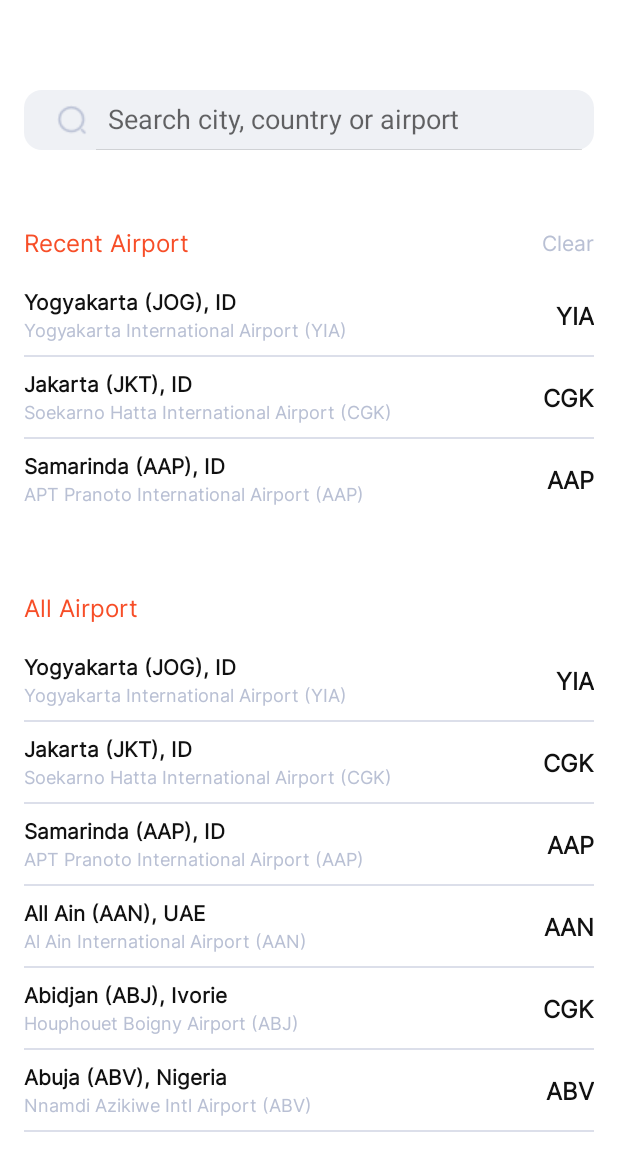
After one commit to SYNRGY-6-TEAM-5/mobile-android, an Android app: the AirportListActivity screen opened directly, with no data from a screen before it, on a phone screen of 412 x 824 dp. The commit adds this screen. Shown: the top 1171 px of the screen. Run offline under Robolectric (Android 15) with nearby library versions, the phone set to English and light mode, and no system bars.

Commit message:
feat: add airport list screen and implement search airport list

```diff
--- a/app/src/main/AndroidManifest.xml
+++ b/app/src/main/AndroidManifest.xml
@@ -15,6 +15,9 @@
         android:supportsRtl="true"
         android:theme="@style/Theme.AeroSwift"
         tools:targetApi="31">
+        <activity
+            android:name=".presentation.AirportListActivity"
+            android:exported="false" />
         <activity
             android:name=".presentation.ForgotPasswordActivity"
             android:exported="false" />
--- /dev/null
+++ b/app/src/main/java/com/synrgy/aeroswift/presentation/AirportListActivity.kt
@@ -0,0 +1,68 @@
+package com.synrgy.aeroswift.presentation
+
+import android.content.Context
+import android.content.Intent
+import android.os.Bundle
+import android.widget.SearchView
+import androidx.appcompat.app.AppCompatActivity
+import androidx.recyclerview.widget.LinearLayoutManager
+import com.synrgy.aeroswift.databinding.ActivityAirportListBinding
+import com.synrgy.aeroswift.presentation.adapter.AirportListAdapter
+import com.synrgy.domain.AirportList
+import com.synrgy.presentation.constant.AirportListConstant
+import java.util.Locale
+
+
+class AirportListActivity : AppCompatActivity() {
+    companion object {
+        fun startActivity(context: Context) {
+            context.startActivity(Intent(context, AirportListActivity::class.java))
+        }
+    }
+
+    private lateinit var binding: ActivityAirportListBinding
+
+    private val airportList = AirportListConstant.getAirportList()
+
+    private val allAirportListAdapter = AirportListAdapter()
+    private val recentAirportListAdapter = AirportListAdapter()
+
+    override fun onCreate(savedInstanceState: Bundle?) {
+        super.onCreate(savedInstanceState)
+        binding = ActivityAirportListBinding.inflate(layoutInflater)
+        val view = binding.root
+        setContentView(view)
+
+        binding.airportListRecycler.layoutManager = LinearLayoutManager(this)
+        binding.recentAirportListRecycler.layoutManager = LinearLayoutManager(this)
+
+        this.recentAirportListAdapter.submitList(AirportListConstant.getAirportList().take(3))
+        binding.recentAirportListRecycler.adapter = this.recentAirportListAdapter
+
+        this.allAirportListAdapter.submitList(airportList)
+        binding.airportListRecycler.adapter = this.allAirportListAdapter
+
+        binding.svAirportList.setOnQueryTextListener(object : SearchView.OnQueryTextListener {
+            override fun onQueryTextSubmit(query: String): Boolean {
+                return false
+            }
+
+            override fun onQueryTextChange(newText: String): Boolean {
+                handleSearchAirport(newText)
+                return false
+            }
+        });
+    }
+
+    private fun handleSearchAirport(text: String) {
+        val filteredList = ArrayList<AirportList>()
+
+        for (item in airportList) {
+            if (item.title.lowercase().contains(text.lowercase(Locale.getDefault()))) {
+                filteredList.add(item)
+            }
+        }
+
+        this.allAirportListAdapter.submitList(filteredList)
+    }
+}
--- a/app/src/main/java/com/synrgy/aeroswift/presentation/HomeActivity.kt
+++ b/app/src/main/java/com/synrgy/aeroswift/presentation/HomeActivity.kt
@@ -42,6 +42,7 @@ class HomeActivity : AppCompatActivity() {
         observeHome()
 
         binding.homeBtnLogout.setOnClickListener { authViewModel.logout() }
+        binding.homeBtnAirport.setOnClickListener { AirportListActivity.startActivity(this) }
     }
 
     private fun setupGso() {
--- /dev/null
+++ b/app/src/main/java/com/synrgy/aeroswift/presentation/adapter/AirportListAdapter.kt
@@ -0,0 +1,30 @@
+package com.synrgy.aeroswift.presentation.adapter
+
+import android.view.LayoutInflater
+import android.view.ViewGroup
+import androidx.recyclerview.widget.ListAdapter
+import com.synrgy.aeroswift.R
+import com.synrgy.aeroswift.presentation.diffutil.AirportListDiffUtil
+import com.synrgy.aeroswift.presentation.viewholder.AirportListViewHolder
+import com.synrgy.domain.AirportList
+
+
+class AirportListAdapter:
+    ListAdapter<AirportList, AirportListViewHolder>(
+        AirportListDiffUtil()
+    ) {
+
+    override fun onCreateViewHolder(parent: ViewGroup, viewType: Int): AirportListViewHolder {
+        return AirportListViewHolder(
+            LayoutInflater.from(parent.context).inflate(
+                R.layout.item_airport_list,
+                parent,
+                false
+            )
+        )
+    }
+
+    override fun onBindViewHolder(holder: AirportListViewHolder, position: Int) {
+        holder.bindData(getItem(position))
+    }
+}
--- /dev/null
+++ b/app/src/main/java/com/synrgy/aeroswift/presentation/diffutil/AirportListDiffUtil.kt
@@ -0,0 +1,14 @@
+package com.synrgy.aeroswift.presentation.diffutil
+
+import androidx.recyclerview.widget.DiffUtil
+import com.synrgy.domain.AirportList
+
+class AirportListDiffUtil: DiffUtil.ItemCallback<AirportList>() {
+    override fun areItemsTheSame(oldItem: AirportList, newItem: AirportList): Boolean {
+        return oldItem == newItem
+    }
+
+    override fun areContentsTheSame(oldItem: AirportList, newItem: AirportList): Boolean {
+        return oldItem.title == newItem.title
+    }
+}
--- /dev/null
+++ b/app/src/main/java/com/synrgy/aeroswift/presentation/viewholder/AirportListViewHolder.kt
@@ -0,0 +1,25 @@
+package com.synrgy.aeroswift.presentation.viewholder
+
+import android.view.View
+import androidx.recyclerview.widget.RecyclerView
+import com.google.android.material.textview.MaterialTextView
+import com.synrgy.aeroswift.R
+import com.synrgy.domain.AirportList
+
+class AirportListViewHolder(
+    private val itemView: View
+): RecyclerView.ViewHolder(itemView) {
+    private var title: MaterialTextView? = null
+    private var subtitle: MaterialTextView? = null
+    private var category: MaterialTextView? = null
+
+    fun bindData(data: AirportList) {
+        title = itemView.findViewById(R.id.tv1_airport_list)
+        subtitle = itemView.findViewById(R.id.tv2_airport_list)
+        category = itemView.findViewById(R.id.tv3_airport_list)
+
+        title?.text = data.title
+        subtitle?.text = data.subtitle
+        category?.text = data.category
+    }
+}
--- a/app/src/main/java/com/synrgy/aeroswift/presentation/viewmodel/MainViewModel.kt
+++ b/app/src/main/java/com/synrgy/aeroswift/presentation/viewmodel/MainViewModel.kt
@@ -27,7 +27,7 @@ class MainViewModel @Inject constructor(
     }
 
     fun setNewUser(newUser: Boolean) {
-        viewModelScope.launch(Dispatchers.Main) {
+        viewModelScope.launch(Dispatchers.IO) {
             setNewUserUseCase.invoke(newUser)
         }
     }
--- /dev/null
+++ b/app/src/main/res/layout/activity_airport_list.xml
@@ -0,0 +1,77 @@
+<?xml version="1.0" encoding="utf-8"?>
+<androidx.constraintlayout.widget.ConstraintLayout xmlns:android="http://schemas.android.com/apk/res/android"
+    xmlns:app="http://schemas.android.com/apk/res-auto"
+    xmlns:tools="http://schemas.android.com/tools"
+    android:layout_width="match_parent"
+    android:layout_height="match_parent"
+    tools:context=".presentation.AirportListActivity"
+    android:paddingHorizontal="16dp"
+    android:paddingTop="60dp"
+    android:paddingBottom="16dp">
+
+    <SearchView
+        android:id="@+id/sv_airport_list"
+        android:layout_width="match_parent"
+        android:layout_height="40dp"
+        app:layout_constraintTop_toTopOf="parent"
+        app:layout_constraintStart_toStartOf="parent"
+        android:queryHint="Search city, country or airport"
+        android:background="@drawable/shape_gray_100"
+        android:searchIcon="@drawable/ic_search"
+        android:iconifiedByDefault="false"/>
+
+    <com.google.android.material.textview.MaterialTextView
+        style="@style/Text.Regular"
+        android:id="@+id/title_recent_airport"
+        app:layout_constraintStart_toStartOf="parent"
+        app:layout_constraintTop_toBottomOf="@id/sv_airport_list"
+        android:layout_width="wrap_content"
+        android:layout_height="wrap_content"
+        android:text="Recent Airport"
+        android:layout_marginTop="40dp"
+        android:textColor="@color/primary_500"
+        android:paddingVertical="10dp"/>
+
+    <com.google.android.material.textview.MaterialTextView
+        style="@style/TextS.Regular"
+        app:layout_constraintEnd_toEndOf="parent"
+        app:layout_constraintTop_toTopOf="@id/title_recent_airport"
+        app:layout_constraintBottom_toBottomOf="@id/title_recent_airport"
+        android:layout_width="wrap_content"
+        android:layout_height="wrap_content"
+        android:text="Clear"
+        android:textColor="@color/gray_300" />
+
+    <androidx.recyclerview.widget.RecyclerView
+        android:id="@+id/recent_airport_list_recycler"
+        android:layout_width="match_parent"
+        android:layout_height="160dp"
+        app:layout_constraintStart_toStartOf="parent"
+        app:layout_constraintEnd_toEndOf="parent"
+        app:layout_constraintTop_toBottomOf="@id/title_recent_airport"
+        app:layout_constraintBottom_toTopOf="@id/title_all_airport"
+        tools:listitem="@layout/item_airport_list"/>
+
+    <com.google.android.material.textview.MaterialTextView
+        style="@style/Text.Regular"
+        android:id="@+id/title_all_airport"
+        app:layout_constraintStart_toStartOf="parent"
+        app:layout_constraintTop_toBottomOf="@id/recent_airport_list_recycler"
+        android:layout_width="wrap_content"
+        android:layout_height="wrap_content"
+        android:text="All Airport"
+        android:layout_marginTop="40dp"
+        android:textColor="@color/primary_500"
+        android:paddingVertical="10dp"/>
+
+    <androidx.recyclerview.widget.RecyclerView
+        android:id="@+id/airport_list_recycler"
+        android:layout_width="match_parent"
+        android:layout_height="0dp"
+        app:layout_constraintStart_toStartOf="parent"
+        app:layout_constraintEnd_toEndOf="parent"
+        app:layout_constraintTop_toBottomOf="@id/title_all_airport"
+        app:layout_constraintBottom_toBottomOf="parent"
+        tools:listitem="@layout/item_airport_list"/>
+
+</androidx.constraintlayout.widget.ConstraintLayout>
--- a/app/src/main/res/layout/activity_home.xml
+++ b/app/src/main/res/layout/activity_home.xml
@@ -27,9 +27,19 @@
         app:layout_constraintStart_toStartOf="parent"
         app:layout_constraintEnd_toEndOf="parent"
         app:layout_constraintTop_toBottomOf="@id/home_display_name"
-        app:layout_constraintBottom_toBottomOf="parent"
+        app:layout_constraintBottom_toTopOf="@id/home_btn_airport"
         android:layout_width="wrap_content"
         android:layout_height="wrap_content"
         android:text="logout"/>
 
+    <com.google.android.material.button.MaterialButton
+        android:id="@+id/home_btn_airport"
+        app:layout_constraintStart_toStartOf="parent"
+        app:layout_constraintEnd_toEndOf="parent"
+        app:layout_constraintTop_toBottomOf="@id/home_btn_logout"
+        app:layout_constraintBottom_toBottomOf="parent"
+        android:layout_width="wrap_content"
+        android:layout_height="wrap_content"
+        android:text="airport"/>
+
 </androidx.constraintlayout.widget.ConstraintLayout>
--- /dev/null
+++ b/app/src/main/res/layout/item_airport_list.xml
@@ -0,0 +1,48 @@
+<?xml version="1.0" encoding="utf-8"?>
+<androidx.constraintlayout.widget.ConstraintLayout xmlns:android="http://schemas.android.com/apk/res/android"
+    android:layout_width="match_parent"
+    android:layout_height="wrap_content"
+    xmlns:app="http://schemas.android.com/apk/res-auto">
+
+    <com.google.android.material.textview.MaterialTextView
+        style="@style/TextS.Medium"
+        android:id="@+id/tv1_airport_list"
+        app:layout_constraintTop_toTopOf="parent"
+        app:layout_constraintStart_toStartOf="parent"
+        android:layout_width="wrap_content"
+        android:layout_height="wrap_content"
+        android:text="Yogyakarta (JOG), ID"
+        android:textColor="@color/base_black"
+        android:layout_marginBottom="4dp"
+        android:paddingTop="8dp"/>
+
+    <com.google.android.material.textview.MaterialTextView
+        style="@style/TextXS.Regular"
+        android:id="@+id/tv2_airport_list"
+        app:layout_constraintTop_toBottomOf="@id/tv1_airport_list"
+        app:layout_constraintStart_toStartOf="parent"
+        android:layout_width="wrap_content"
+        android:layout_height="wrap_content"
+        android:text="Yogyakarta (JOG), ID"
+        android:textColor="@color/gray_300"
+        android:paddingBottom="8dp"/>
+
+    <com.google.android.material.textview.MaterialTextView
+        style="@style/Text.Medium"
+        android:id="@+id/tv3_airport_list"
+        app:layout_constraintTop_toTopOf="@id/tv1_airport_list"
+        app:layout_constraintBottom_toBottomOf="@id/tv2_airport_list"
+        app:layout_constraintEnd_toEndOf="parent"
+        android:layout_width="wrap_content"
+        android:layout_height="wrap_content"
+        android:text="YIA"
+        android:textColor="@color/base_black" />
+
+    <View
+        app:layout_constraintStart_toStartOf="parent"
+        app:layout_constraintTop_toBottomOf="@id/tv2_airport_list"
+        android:layout_width="match_parent"
+        android:layout_height="1dp"
+        android:background="@color/gray_200"/>
+
+</androidx.constraintlayout.widget.ConstraintLayout>
--- a/app/src/main/res/values/styles.xml
+++ b/app/src/main/res/values/styles.xml
@@ -58,6 +58,15 @@
         <item name="lineHeight">24sp</item>
     </style>
 
+    <style name="Text.Regular" parent="Text">
+        <item name="fontWeight">400</item>
+    </style>
+
+    <style name="Text.Medium" parent="Text">
+        <item name="fontWeight">500</item>
+        <item name="android:textStyle">bold</item>
+    </style>
+
     <style name="Text.Semibold" parent="Text">
         <item name="fontWeight">600</item>
         <item name="android:textStyle">bold</item>
--- /dev/null
+++ b/domain/src/main/java/com/synrgy/domain/AirportList.kt
@@ -0,0 +1,7 @@
+package com.synrgy.domain
+
+data class AirportList(
+    val title: String,
+    val subtitle: String,
+    val category: String
+)
--- /dev/null
+++ b/presentation/src/main/java/com/synrgy/presentation/constant/AirportListConstant.kt
@@ -0,0 +1,41 @@
+package com.synrgy.presentation.constant
+
+import com.synrgy.domain.AirportList
+
+object AirportListConstant {
+
+    fun getAirportList(): ArrayList<AirportList> {
+        return arrayListOf(
+            AirportList(
+                title = "Yogyakarta (JOG), ID",
+                subtitle = "Yogyakarta International Airport (YIA)",
+                category = "YIA"
+            ),
+            AirportList(
+                title = "Jakarta (JKT), ID",
+                subtitle = "Soekarno Hatta International Airport (CGK)",
+                category = "CGK"
+            ),
+            AirportList(
+                title = "Samarinda (AAP), ID",
+                subtitle = "APT Pranoto International Airport (AAP)",
+                category = "AAP"
+            ),
+            AirportList(
+                title = "All Ain (AAN), UAE",
+                subtitle = "Al Ain International Airport (AAN)",
+                category = "AAN"
+            ),
+            AirportList(
+                title = "Abidjan (ABJ), Ivorie",
+                subtitle = "Houphouet Boigny Airport (ABJ)",
+                category = "CGK"
+            ),
+            AirportList(
+                title = "Abuja (ABV), Nigeria",
+                subtitle = "Nnamdi Azikiwe Intl Airport (ABV)",
+                category = "ABV"
+            ),
+        )
+    }
+}
```
Also changed, not shown: app/src/main/res/drawable/ic_search.png (added).
